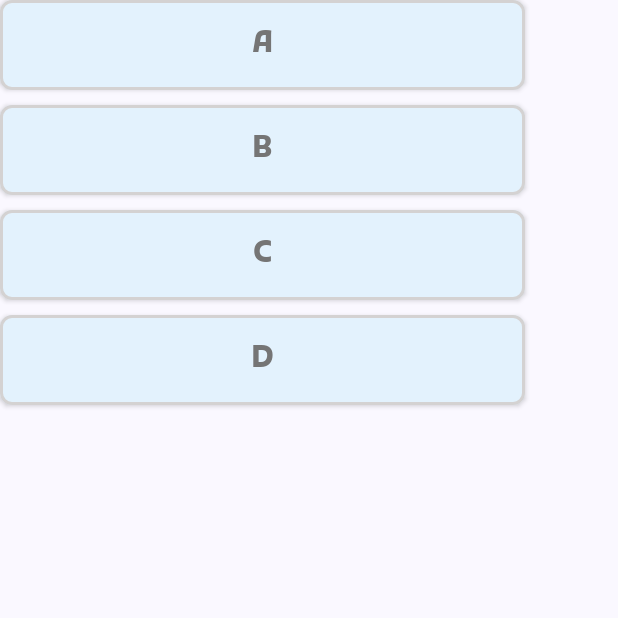
After one commit to long7872/EngMas, an Android app built with Jetpack Compose: the composable AnswerButtons shown on its own in the app's theme, on a phone screen of 412 x 824 dp, the top half of it. The commit adds this screen. Run offline under Robolectric (Android 15) with nearby library versions, the phone set to English and light mode, and no system bars.

Commit message:
Some modules for Toeic

```diff
--- /dev/null
+++ b/app/src/main/java/com/example/engmas/ui/utils/AnswerButtons.kt
@@ -0,0 +1,125 @@
+package com.example.engmas.ui.utils
+
+import androidx.compose.foundation.BorderStroke
+import androidx.compose.foundation.layout.Arrangement
+import androidx.compose.foundation.layout.Column
+import androidx.compose.foundation.layout.fillMaxSize
+import androidx.compose.foundation.layout.fillMaxWidth
+import androidx.compose.foundation.layout.height
+import androidx.compose.foundation.layout.padding
+import androidx.compose.foundation.layout.size
+import androidx.compose.material3.Button
+import androidx.compose.material3.ButtonDefaults
+import androidx.compose.material3.MaterialTheme
+import androidx.compose.material3.Text
+import androidx.compose.runtime.Composable
+import androidx.compose.runtime.getValue
+import androidx.compose.runtime.mutableStateOf
+import androidx.compose.runtime.remember
+import androidx.compose.runtime.setValue
+import androidx.compose.ui.Modifier
+import androidx.compose.ui.graphics.Color
+import androidx.compose.ui.text.font.FontWeight
+import androidx.compose.ui.tooling.preview.Preview
+import androidx.compose.ui.unit.dp
+import androidx.compose.ui.unit.sp
+import com.example.engmas.ui.theme.EngMasTheme
+import com.example.engmas.ui.theme.KufamFont
+
+@Composable
+fun AnswerButtons(modifier: Modifier = Modifier) {
+    // Mutable state to track the selected button
+    var selectedAnswer by remember { mutableStateOf<String?>(null) }
+
+    // Button color based on selection state
+    val buttonColor = Color(0xFF8FE8FA) // Light blue (used for selected buttons)
+
+    // Function to determine the button color based on whether it is selected
+    fun getButtonColor(answer: String): Color {
+        return if (selectedAnswer == answer) buttonColor else Color(0xFFE3F2FD) // Light blue
+    }
+
+    Column(
+        verticalArrangement = Arrangement.spacedBy(10.dp),
+        modifier = modifier
+    ) {
+        // Option A
+        Button(
+            onClick = { selectedAnswer = "A" },
+            modifier = Modifier.size(350.dp, 60.dp),
+            colors = ButtonDefaults.buttonColors(containerColor = getButtonColor("A")),
+            border = BorderStroke(2.dp, Color(0xFFD4D2D2)),
+            elevation = ButtonDefaults.buttonElevation(2.dp),
+            shape = MaterialTheme.shapes.small,
+        ) {
+            Text(
+                text = "A",
+                fontSize = 20.sp,
+                color = Color(0xFF757575),
+                fontFamily = KufamFont,
+                fontWeight = FontWeight.Bold
+            )
+        }
+
+        // Option B
+        Button(
+            onClick = { selectedAnswer = "B" },
+            modifier = Modifier.size(350.dp, 60.dp),
+            colors = ButtonDefaults.buttonColors(containerColor = getButtonColor("B")),
+            border = BorderStroke(2.dp, Color(0xFFD4D2D2)),
+            elevation = ButtonDefaults.buttonElevation(2.dp),
+            shape = MaterialTheme.shapes.small,
+        ) {
+            Text(
+                text = "B",
+                fontSize = 20.sp,
+                color = Color(0xFF757575),
+                fontFamily = KufamFont,
+                fontWeight = FontWeight.Bold
+            )
+        }
+        // Option C
+        Button(
+            onClick = { selectedAnswer = "C" },
+            modifier = Modifier.size(350.dp, 60.dp),
+            colors = ButtonDefaults.buttonColors(containerColor = getButtonColor("C")),
+            border = BorderStroke(2.dp, Color(0xFFD4D2D2)),
+            elevation = ButtonDefaults.buttonElevation(2.dp),
+            shape = MaterialTheme.shapes.small,
+        ) {
+            Text(
+                text = "C",
+                fontSize = 20.sp,
+                color = Color(0xFF757575),
+                fontFamily = KufamFont,
+                fontWeight = FontWeight.Bold
+            )
+        }
+
+        // Option D
+        Button(
+            onClick = { selectedAnswer = "D" },
+            modifier = Modifier.size(350.dp, 60.dp),
+            colors = ButtonDefaults.buttonColors(containerColor = getButtonColor("D")),
+            border = BorderStroke(2.dp, Color(0xFFD4D2D2)),
+            elevation = ButtonDefaults.buttonElevation(2.dp),
+            shape = MaterialTheme.shapes.small,
+        ) {
+            Text(
+                text = "D",
+                fontSize = 20.sp,
+                color = Color(0xFF757575),
+                fontFamily = KufamFont,
+                fontWeight = FontWeight.Bold
+            )
+        }
+    }
+}
+
+@Preview(showBackground = true)
+@Composable
+fun AnswerButtonsPreview() {
+    EngMasTheme {
+        AnswerButtons(modifier = Modifier.padding(start = 50.dp, end = 50.dp))
+    }
+}
```
Also changed, not shown: app/src/main/java/com/example/engmas/ui/screens/exam/part1/Part1.kt (+12 -17 lines), app/src/main/java/com/example/engmas/ui/utils/ImageCard.kt (added, +72 -0 lines), app/src/main/java/com/example/engmas/ui/utils/QuizHeader.kt (added, +112 -0 lines).
